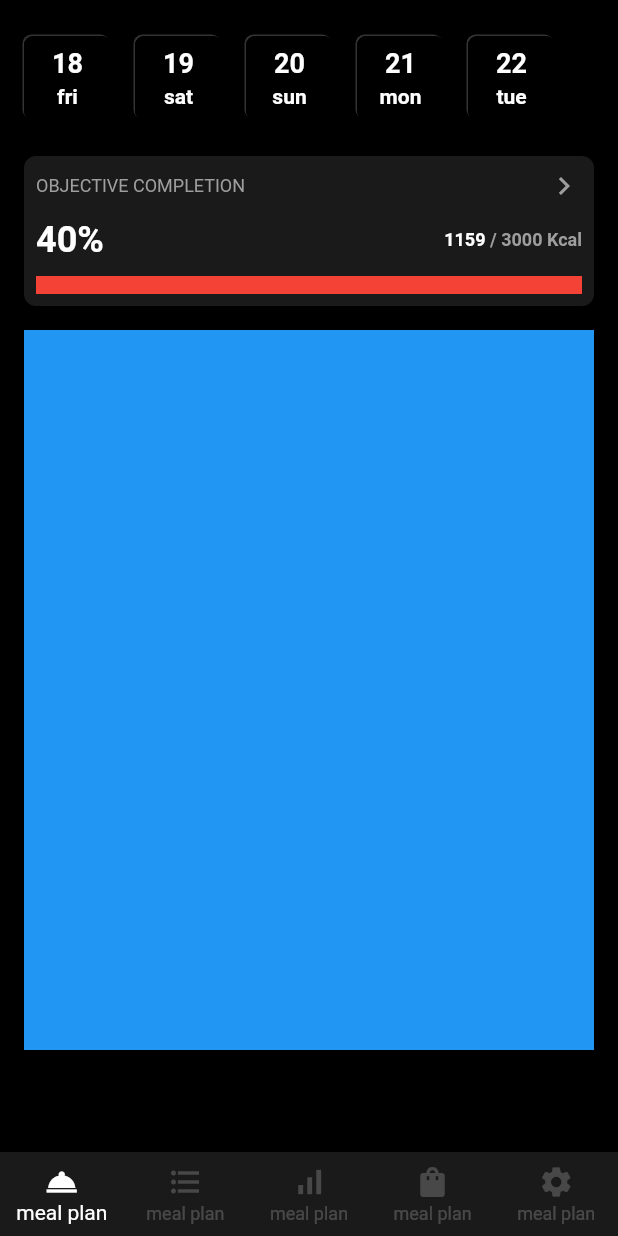
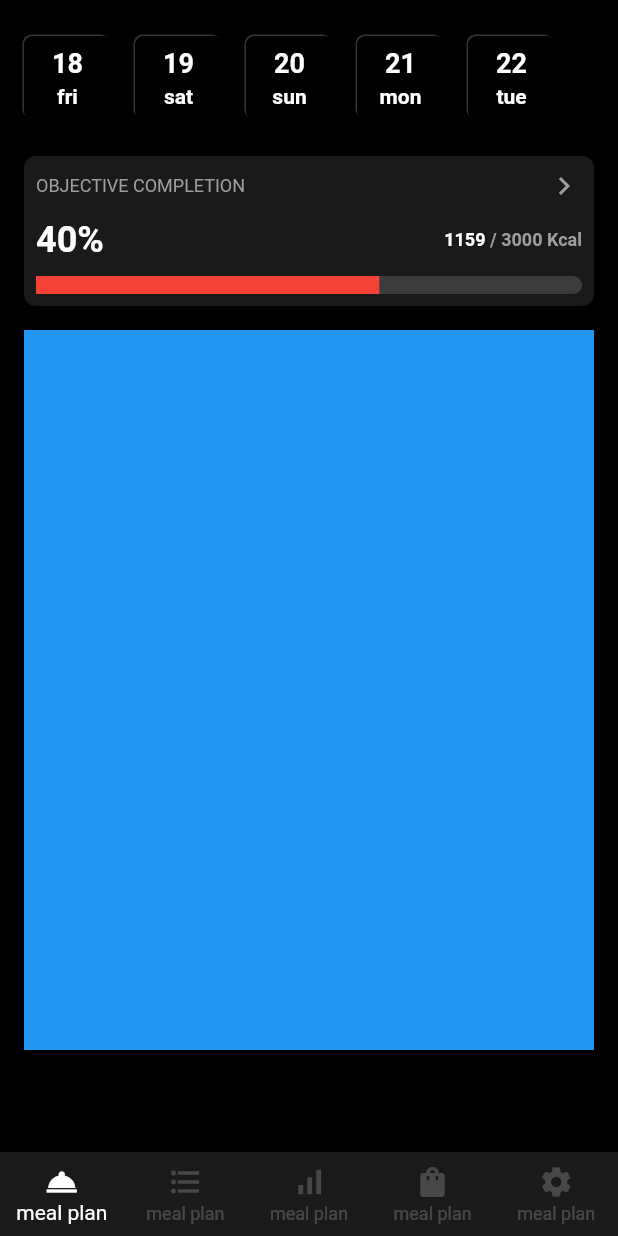
Before and after one commit to JAICHANGPARK/flutter_notebook_18th_story, a Flutter app: the screen it shows after launch, on a phone screen of 412 x 824 dp. Run offline on Flutter 3.47's test engine with Material 2 defaults, Android fonts, the phone set to English and light mode, and no system bars; our stand-ins replace cached_network_image, dotted_border, flutter_lorem, flutter_riverpod, flutter_svg, freezed_annotation and 4 more.

Commit message:
Update fitness_nutrition_main_page.dart

```diff
--- a/lib/ep1094_fitness_nutrition_app/src/ui/fitness_nutrition_main_page.dart
+++ b/lib/ep1094_fitness_nutrition_app/src/ui/fitness_nutrition_main_page.dart
@@ -171,9 +171,13 @@ class _FitnessNutritionMainPageState extends State<FitnessNutritionMainPage> {
                             color: Colors.white.withOpacity(0.15),
                             borderRadius: BorderRadius.circular(8),
                           ),
-                          child: Container(
-                            width: MediaQuery.of(context).size.width / 1.5,
-                            decoration: BoxDecoration(color: Colors.red),
+                          child: Row(
+                            children: [
+                              Container(
+                                width: MediaQuery.of(context).size.width / 1.8,
+                                decoration: BoxDecoration(color: Colors.red),
+                              ),
+                            ],
                           ),
                         )
                       ],
```
